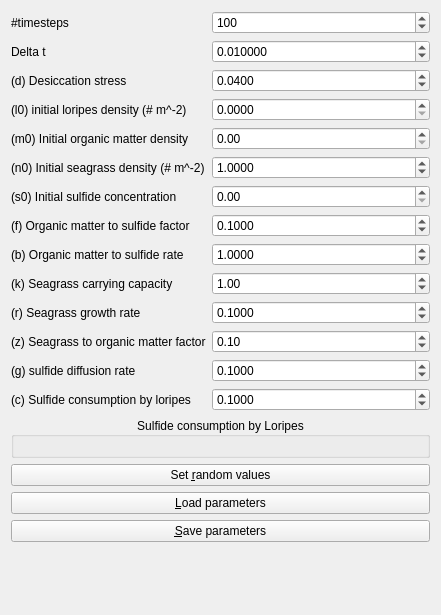
This is Tools/ToolMutualismBreakdowner/qtmutualismbreakdownerparameterswidget.ui in richelbilderbeek/ProjectRichelBilderbeek as Qt 5 draws it before an edit. The edited form follows.
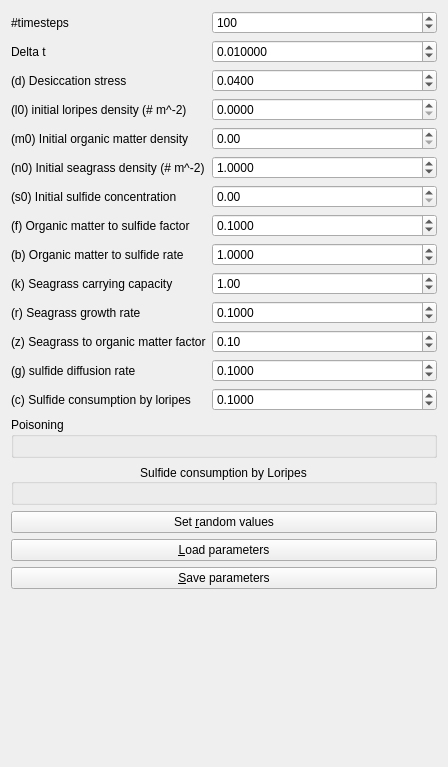
This is the edited form.

Commit message: Poisoning used in GUI

Patch:
```diff
--- a/Tools/ToolMutualismBreakdowner/qtmutualismbreakdownerparameterswidget.ui
+++ b/Tools/ToolMutualismBreakdowner/qtmutualismbreakdownerparameterswidget.ui
@@ -6,8 +6,8 @@
    <rect>
     <x>0</x>
     <y>0</y>
-    <width>441</width>
-    <height>615</height>
+    <width>448</width>
+    <height>767</height>
    </rect>
   </property>
   <property name="windowTitle">
@@ -271,7 +271,7 @@
      </property>
     </widget>
    </item>
-   <item row="14" column="0" colspan="2">
+   <item row="16" column="0" colspan="2">
     <widget class="QGroupBox" name="box_consumption_by_loripes">
      <property name="title">
       <string>Sulfide consumption by Loripes</string>
@@ -285,21 +285,21 @@
      <layout class="QGridLayout" name="gridLayout"/>
     </widget>
    </item>
-   <item row="15" column="0" colspan="2">
+   <item row="17" column="0" colspan="2">
     <widget class="QPushButton" name="button_set_random_values">
      <property name="text">
       <string>Set &amp;random values</string>
      </property>
     </widget>
    </item>
-   <item row="16" column="0" colspan="2">
+   <item row="18" column="0" colspan="2">
     <widget class="QPushButton" name="button_load">
      <property name="text">
       <string>&amp;Load parameters</string>
      </property>
     </widget>
    </item>
-   <item row="17" column="0" colspan="2">
+   <item row="19" column="0" colspan="2">
     <widget class="QPushButton" name="button_save">
      <property name="text">
       <string>&amp;Save parameters</string>
@@ -326,6 +326,14 @@
      </property>
     </widget>
    </item>
+   <item row="15" column="0" colspan="2">
+    <widget class="QGroupBox" name="box_poisoning">
+     <property name="title">
+      <string>Poisoning</string>
+     </property>
+     <layout class="QGridLayout" name="gridLayout_2"/>
+    </widget>
+   </item>
   </layout>
  </widget>
  <tabstops>
```
The commit also changes 3 other files.
